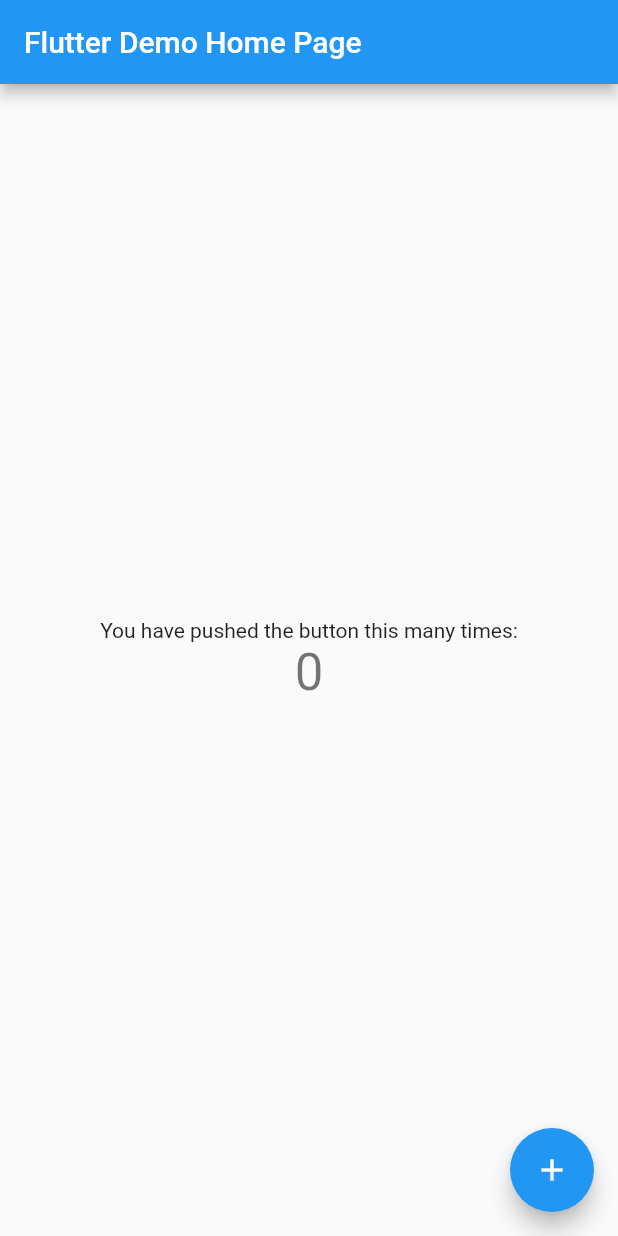
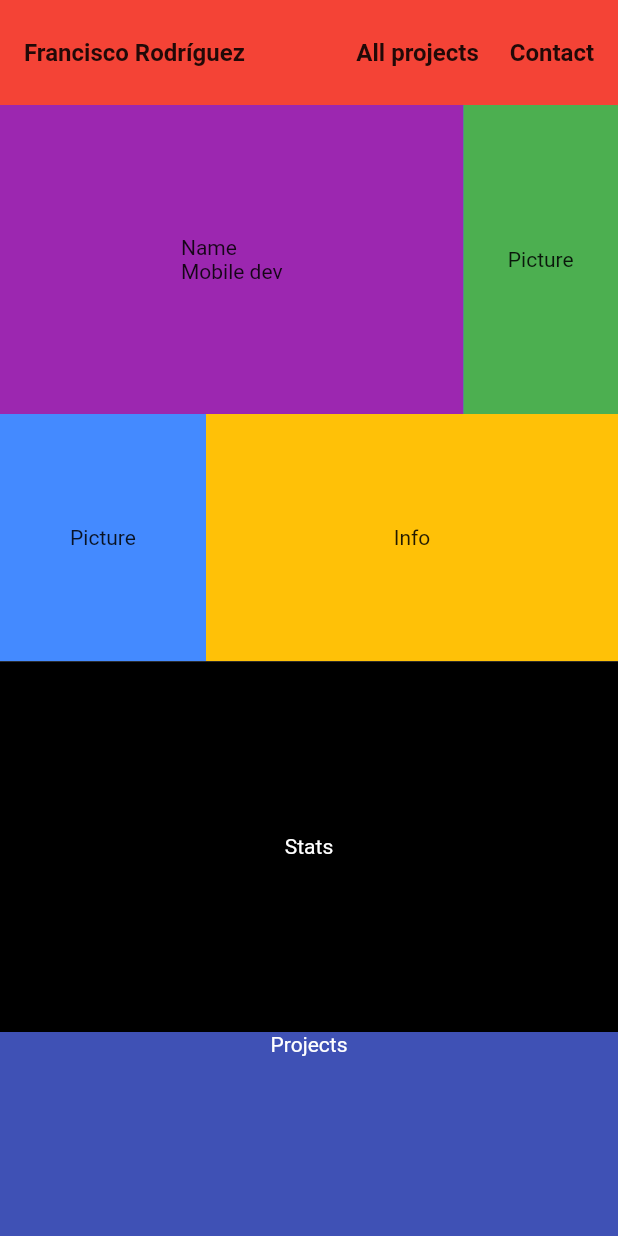
Before and after one commit to FranciscoRdz2001/my_portfolio, a Flutter app: the screen it shows after launch, on a phone screen of 412 x 824 dp. Run offline on Flutter 3.47's test engine with Material 2 defaults, Android fonts, the phone set to English and light mode, and no system bars; Roboto replaces fonts that are missing (Poppins).

```diff
--- /dev/null
+++ b/lib/app/utils/responsive_util.dart
@@ -0,0 +1,31 @@
+import 'package:flutter/cupertino.dart';
+
+class ResponsiveUtil {
+  static final ResponsiveUtil _resp = ResponsiveUtil._internal();
+  late double _height;
+  late double _width;
+  // late DeviceType _device;
+
+  double get height => _height;
+  double get width => _width;
+  // DeviceType get device => _device;
+
+  factory ResponsiveUtil.of(final BuildContext context) {
+    final size = MediaQuery.of(context).size;
+    _resp._height = size.height;
+    _resp._width = size.width;
+    // _resp._device = _resp._width <= 480
+    //     ? DeviceType.phone
+    //     : _resp._width <= 1439
+    //         ? DeviceType.tablet
+    //         : _resp._width > 1439
+    //             ? DeviceType.desktop
+    //             : DeviceType.phone;
+
+    return _resp;
+  }
+
+  double hp(final double percent) => _height * (percent / 100);
+  double wp(final double percent) => _width * (percent / 100);
+  ResponsiveUtil._internal();
+}
--- /dev/null
+++ b/lib/app/utils/text_styles_util.dart
@@ -0,0 +1,47 @@
+import 'package:flutter/material.dart';
+
+class TextStyles {
+  static final TextStyles _styles = TextStyles._internal();
+
+  factory TextStyles.of(final BuildContext context) {
+    return _styles;
+  }
+  TextStyles._internal();
+
+  static TextStyle _getCopy(
+    final double size,
+    final FontWeight weight,
+    final Color? color,
+  ) {
+    return TextStyle(
+      fontFamily: 'Poppins',
+      fontSize: size,
+      fontWeight: weight,
+      color: color,
+    );
+  }
+
+  TextStyle w400(final double size, [final Color? color]) {
+    return _getCopy(size, FontWeight.w400, color);
+  }
+
+  TextStyle w500(final double size, [final Color? color]) {
+    return _getCopy(size, FontWeight.w500, color);
+  }
+
+  TextStyle w600(final double size, [final Color? color]) {
+    return _getCopy(size, FontWeight.w600, color);
+  }
+
+  TextStyle w700(final double size, [final Color? color]) {
+    return _getCopy(size, FontWeight.w700, color);
+  }
+
+  TextStyle w800(final double size, [final Color? color]) {
+    return _getCopy(size, FontWeight.w800, color);
+  }
+
+  TextStyle w900(final double size, [final Color? color]) {
+    return _getCopy(size, FontWeight.w900, color);
+  }
+}
--- a/lib/main.dart
+++ b/lib/main.dart
@@ -1,115 +1,17 @@
 import 'package:flutter/material.dart';
+import 'package:my_portfolio/modules/home/pages/home_page.dart';
 
-void main() {
-  runApp(const MyApp());
-}
+void main() => runApp(const MyApp());
 
 class MyApp extends StatelessWidget {
   const MyApp({super.key});
 
-  // This widget is the root of your application.
   @override
   Widget build(BuildContext context) {
-    return MaterialApp(
-      title: 'Flutter Demo',
-      theme: ThemeData(
-        // This is the theme of your application.
-        //
-        // Try running your application with "flutter run". You'll see the
-        // application has a blue toolbar. Then, without quitting the app, try
-        // changing the primarySwatch below to Colors.green and then invoke
-        // "hot reload" (press "r" in the console where you ran "flutter run",
-        // or simply save your changes to "hot reload" in a Flutter IDE).
-        // Notice that the counter didn't reset back to zero; the application
-        // is not restarted.
-        primarySwatch: Colors.blue,
-      ),
-      home: const MyHomePage(title: 'Flutter Demo Home Page'),
+    return const MaterialApp(
+      debugShowCheckedModeBanner: false,
+      title: 'My Portfolio',
+      home: HomePage(),
     );
   }
 }
-
-class MyHomePage extends StatefulWidget {
-  const MyHomePage({super.key, required this.title});
-
-  // This widget is the home page of your application. It is stateful, meaning
-  // that it has a State object (defined below) that contains fields that affect
-  // how it looks.
-
-  // This class is the configuration for the state. It holds the values (in this
-  // case the title) provided by the parent (in this case the App widget) and
-  // used by the build method of the State. Fields in a Widget subclass are
-  // always marked "final".
-
-  final String title;
-
-  @override
-  State<MyHomePage> createState() => _MyHomePageState();
-}
-
-class _MyHomePageState extends State<MyHomePage> {
-  int _counter = 0;
-
-  void _incrementCounter() {
-    setState(() {
-      // This call to setState tells the Flutter framework that something has
-      // changed in this State, which causes it to rerun the build method below
-      // so that the display can reflect the updated values. If we changed
-      // _counter without calling setState(), then the build method would not be
-      // called again, and so nothing would appear to happen.
-      _counter++;
-    });
-  }
-
-  @override
-  Widget build(BuildContext context) {
-    // This method is rerun every time setState is called, for instance as done
-    // by the _incrementCounter method above.
-    //
-    // The Flutter framework has been optimized to make rerunning build methods
-    // fast, so that you can just rebuild anything that needs updating rather
-    // than having to individually change instances of widgets.
-    return Scaffold(
-      appBar: AppBar(
-        // Here we take the value from the MyHomePage object that was created by
-        // the App.build method, and use it to set our appbar title.
-        title: Text(widget.title),
-      ),
-      body: Center(
-        // Center is a layout widget. It takes a single child and positions it
-        // in the middle of the parent.
-        child: Column(
-          // Column is also a layout widget. It takes a list of children and
-          // arranges them vertically. By default, it sizes itself to fit its
-          // children horizontally, and tries to be as tall as its parent.
-          //
-          // Invoke "debug painting" (press "p" in the console, choose the
-          // "Toggle Debug Paint" action from the Flutter Inspector in Android
-          // Studio, or the "Toggle Debug Paint" command in Visual Studio Code)
-          // to see the wireframe for each widget.
-          //
-          // Column has various properties to control how it sizes itself and
-          // how it positions its children. Here we use mainAxisAlignment to
-          // center the children vertically; the main axis here is the vertical
-          // axis because Columns are vertical (the cross axis would be
-          // horizontal).
-          mainAxisAlignment: MainAxisAlignment.center,
-          children: <Widget>[
-            const Text(
-              'You have pushed the button this many times:',
-            ),
-            Text(
-              '$_counter',
-              style: Theme.of(context).textTheme.headlineMedium,
-            ),
-          ],
-        ),
-      ),
-      floatingActionButton: FloatingActionButton(
-        onPressed: _incrementCounter,
-        tooltip: 'Increment',
-        child: const Icon(Icons.add),
-      ), // This trailing comma makes auto-formatting nicer for build methods.
-    );
-  }
-}
--- /dev/null
+++ b/lib/modules/home/pages/home_page.dart
@@ -0,0 +1,27 @@
+import 'package:flutter/material.dart';
+import 'package:my_portfolio/modules/home/widgets/about_me_widget.dart';
+import 'package:my_portfolio/modules/home/widgets/body_widget.dart';
+import 'package:my_portfolio/modules/home/widgets/header_widget.dart';
+import 'package:my_portfolio/modules/home/widgets/languages_stats_widget.dart';
+import 'package:my_portfolio/modules/home/widgets/projects_widget.dart';
+
+class HomePage extends StatelessWidget {
+  const HomePage({super.key});
+
+  @override
+  Widget build(BuildContext context) {
+    return Scaffold(
+      body: SingleChildScrollView(
+        child: Column(
+          children: const [
+            HeaderWidget(),
+            BodyWidget(),
+            AboutMeWidget(),
+            LanguagesStatsWidget(),
+            ProjectsWidget(),
+          ],
+        ),
+      ),
+    );
+  }
+}
--- /dev/null
+++ b/lib/modules/home/widgets/about_me_widget.dart
@@ -0,0 +1,33 @@
+import 'package:flutter/material.dart';
+
+import '../../../app/utils/responsive_util.dart';
+import '../../../app/utils/text_styles_util.dart';
+
+class AboutMeWidget extends StatelessWidget {
+  const AboutMeWidget({super.key});
+
+  @override
+  Widget build(BuildContext context) {
+    final resp = ResponsiveUtil.of(context);
+    final styles = TextStyles.of(context);
+    return Container(
+      height: resp.hp(20),
+      color: Colors.blueAccent,
+      child: Row(
+        children: [
+          const Expanded(
+            child: Align(child: Text('Picture')),
+          ),
+          Expanded(
+            flex: 2,
+            child: Container(
+              alignment: Alignment.center,
+              color: Colors.amber,
+              child: const Text('Info'),
+            ),
+          ),
+        ],
+      ),
+    );
+  }
+}
--- /dev/null
+++ b/lib/modules/home/widgets/body_widget.dart
@@ -0,0 +1,43 @@
+import 'package:flutter/material.dart';
+import 'package:my_portfolio/app/utils/responsive_util.dart';
+import 'package:my_portfolio/app/utils/text_styles_util.dart';
+
+class BodyWidget extends StatelessWidget {
+  const BodyWidget({super.key});
+
+  @override
+  Widget build(BuildContext context) {
+    final resp = ResponsiveUtil.of(context);
+    final styles = TextStyles.of(context);
+    return Container(
+      color: Colors.blue,
+      child: Column(
+        children: [
+          SizedBox(
+            height: resp.hp(25),
+            child: Row(
+              children: [
+                Expanded(
+                  flex: 3,
+                  child: Container(
+                    alignment: Alignment.center,
+                    color: Colors.purple,
+                    child: const Text('Name\nMobile dev'),
+                  ),
+                ),
+                Expanded(
+                  flex: 1,
+                  child: Container(
+                    alignment: Alignment.center,
+                    color: Colors.green,
+                    child: const Text('Picture'),
+                  ),
+                ),
+              ],
+            ),
+          )
+        ],
+      ),
+    );
+  }
+}
--- /dev/null
+++ b/lib/modules/home/widgets/header_widget.dart
@@ -0,0 +1,44 @@
+import 'package:flutter/material.dart';
+import 'package:my_portfolio/app/utils/responsive_util.dart';
+import 'package:my_portfolio/app/utils/text_styles_util.dart';
+
+class HeaderWidget extends StatelessWidget {
+  const HeaderWidget({super.key});
+
+  @override
+  Widget build(BuildContext context) {
+    final resp = ResponsiveUtil.of(context);
+    final styles = TextStyles.of(context);
+    return ConstrainedBox(
+      constraints: const BoxConstraints(maxHeight: 70),
+      child: Container(
+        height: resp.hp(10),
+        color: Colors.red,
+        child: Padding(
+          padding: const EdgeInsets.symmetric(horizontal: 16),
+          child: Row(
+            children: [
+              Expanded(
+                child: Text(
+                  'Francisco Rodríguez',
+                  style: styles.w700(16),
+                  maxLines: 1,
+                  overflow: TextOverflow.ellipsis,
+                ),
+              ),
+              Text(
+                'All projects',
+                style: styles.w700(16),
+              ),
+              SizedBox(width: resp.wp(5)),
+              Text(
+                'Contact',
+                style: styles.w700(16),
+              ),
+            ],
+          ),
+        ),
+      ),
+    );
+  }
+}
--- /dev/null
+++ b/lib/modules/home/widgets/languages_stats_widget.dart
@@ -0,0 +1,19 @@
+import 'package:flutter/material.dart';
+import 'package:my_portfolio/app/utils/responsive_util.dart';
+import 'package:my_portfolio/app/utils/text_styles_util.dart';
+
+class LanguagesStatsWidget extends StatelessWidget {
+  const LanguagesStatsWidget({super.key});
+
+  @override
+  Widget build(BuildContext context) {
+    final resp = ResponsiveUtil.of(context);
+    final styles = TextStyles.of(context);
+    return Container(
+      height: resp.hp(30),
+      color: Colors.black,
+      alignment: Alignment.center,
+      child: const Text('Stats', style: TextStyle(color: Colors.white)),
+    );
+  }
+}
--- /dev/null
+++ b/lib/modules/home/widgets/projects_widget.dart
@@ -0,0 +1,20 @@
+import 'package:flutter/material.dart';
+import 'package:my_portfolio/app/utils/responsive_util.dart';
+
+class ProjectsWidget extends StatelessWidget {
+  const ProjectsWidget({super.key});
+
+  @override
+  Widget build(BuildContext context) {
+    final resp = ResponsiveUtil.of(context);
+    return Container(
+      color: Colors.indigo,
+      height: resp.hp(70),
+      alignment: Alignment.topCenter,
+      child: const Text(
+        'Projects',
+        style: TextStyle(color: Colors.white),
+      ),
+    );
+  }
+}
--- a/pubspec.yaml
+++ b/pubspec.yaml
@@ -35,6 +35,7 @@ dependencies:
   # The following adds the Cupertino Icons font to your application.
   # Use with the CupertinoIcons class for iOS style icons.
   cupertino_icons: ^1.0.2
+  get: ^4.6.5
 
 dev_dependencies:
   flutter_test:
```
Also changed, not shown: pubspec.lock.
